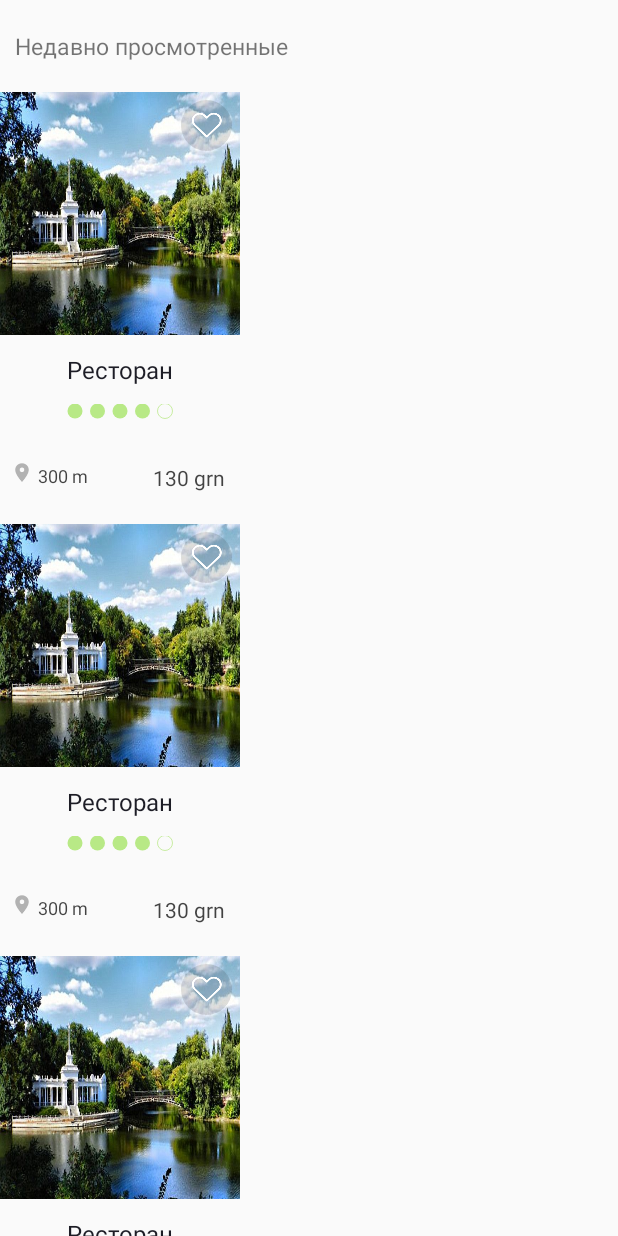
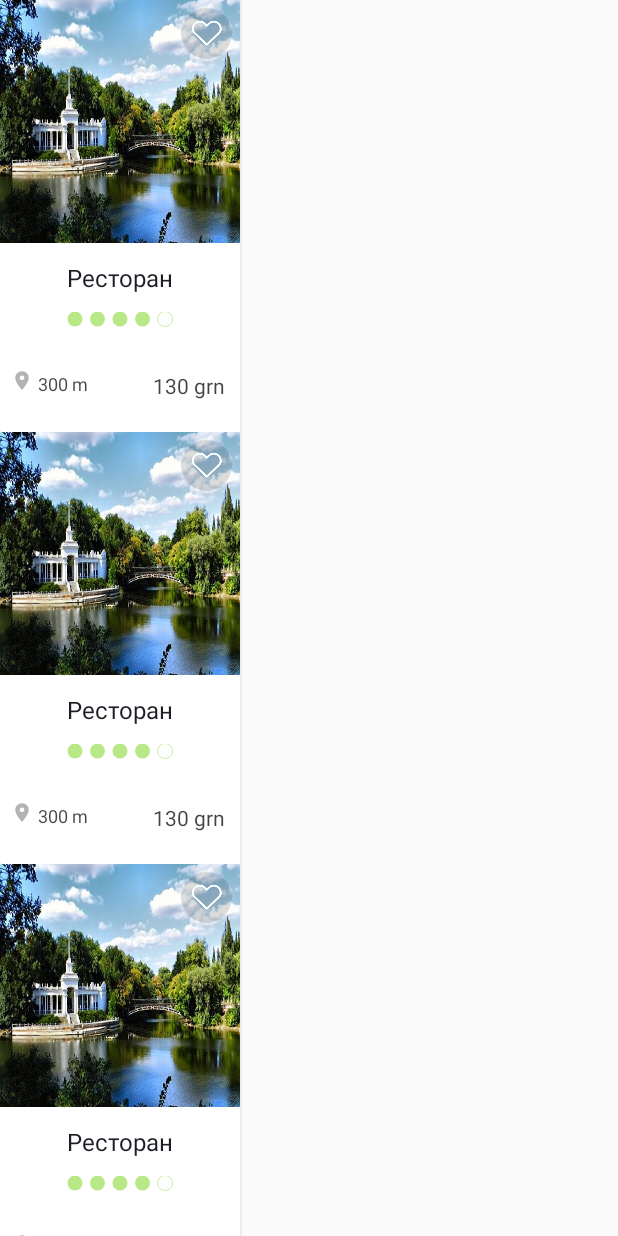
Before and after one commit to Vadim-Smirnov/carmen, an Android app: the layout fragment_company_list.xml on its own in the app's theme, with its tools: preview values and no code run, on a phone screen of 412 x 824 dp. Run offline under Robolectric (Android 15) with nearby library versions, the phone set to English and light mode, and no system bars.

Commit message:
updated companies list

```diff
--- a/app/build.gradle
+++ b/app/build.gradle
@@ -67,6 +67,7 @@ dependencies {
     })
     compile 'com.android.support:appcompat-v7:25.1.0'
     compile 'com.android.support:design:25.1.0'
+    compile 'com.android.support:cardview-v7:25.1.0'
     compile 'com.android.support:support-v13:25.1.0'
     compile 'com.android.support:support-v4:25.1.0'
     compile 'com.android.support.constraint:constraint-layout:1.0.0-beta4'
--- a/app/src/main/java/net/ginteam/carmen/view/activity/MainActivity.java
+++ b/app/src/main/java/net/ginteam/carmen/view/activity/MainActivity.java
@@ -21,12 +21,16 @@ public class MainActivity extends NavigationViewActivity implements CategoryList
         super.setContentView(R.layout.activity_main);
 
         Toast.makeText(this, R.string.test, Toast.LENGTH_SHORT).show();
-        prepareFragment(MainFragment.newInstance());
+        prepareFragment(MainFragment.newInstance(), false);
     }
 
     @Override
     public void onCategorySelected(CategoryModel category) {
         Toast.makeText(this, category.getName(), Toast.LENGTH_SHORT).show();
+        prepareFragment(CompanyListFragment.newInstance(
+                CompanyListFragment.COMPANY_LIST_TYPE.BY_CATEGORY, category.getId()),
+                true
+        );
     }
 
     @Override
--- a/app/src/main/java/net/ginteam/carmen/view/adapter/company/CompanyRecyclerListItemDecorator.java
+++ b/app/src/main/java/net/ginteam/carmen/view/adapter/company/CompanyRecyclerListHorizontalItemDecorator.java
@@ -10,11 +10,11 @@ import android.view.View;
  * Created by Eugene on 12/29/16.
  */
 
-public class CompanyRecyclerListItemDecorator extends RecyclerView.ItemDecoration {
+public class CompanyRecyclerListHorizontalItemDecorator extends RecyclerView.ItemDecoration {
 
     private int mItemSpacing;
 
-    public CompanyRecyclerListItemDecorator(Context context, @DimenRes int itemSpacing) {
+    public CompanyRecyclerListHorizontalItemDecorator(Context context, @DimenRes int itemSpacing) {
         mItemSpacing = context.getResources().getDimensionPixelOffset(itemSpacing);
     }
 
@@ -26,8 +26,6 @@ public class CompanyRecyclerListItemDecorator extends RecyclerView.ItemDecoratio
         if (currentItemPosition == state.getItemCount() - 1) {
             outRect.right = mItemSpacing;
         }
-        outRect.bottom = mItemSpacing;
-        outRect.top = mItemSpacing;
         outRect.left = mItemSpacing;
     }
 }
--- a/app/src/main/res/layout/fragment_company_list.xml
+++ b/app/src/main/res/layout/fragment_company_list.xml
@@ -12,14 +12,15 @@
         android:orientation="vertical">
 
         <TextView
+            android:id="@+id/text_view_company_list_title"
             fontPath="@string/open_sans_semibold_font"
             android:layout_width="match_parent"
             android:layout_height="wrap_content"
-            android:layout_marginBottom="@dimen/company_list_fragment_title_vertical_margin"
             android:layout_marginStart="@dimen/company_list_fragment_horizontal_margin"
             android:layout_marginTop="@dimen/company_list_fragment_title_vertical_margin"
-            android:text="@string/recently_watched_companies"
-            android:textSize="@dimen/company_list_fragment_title_text_size"/>
+            android:layout_marginBottom="@dimen/company_list_fragment_title_vertical_margin"
+            android:textSize="@dimen/company_list_fragment_title_text_size"
+            android:visibility="gone"/>
 
         <android.support.v7.widget.RecyclerView
             android:id="@+id/recycler_view_companies"
--- a/app/src/main/res/layout/list_item_company_vertical.xml
+++ b/app/src/main/res/layout/list_item_company_vertical.xml
@@ -1,11 +1,16 @@
 <?xml version="1.0" encoding="utf-8"?>
-<android.support.constraint.ConstraintLayout
+<android.support.v7.widget.CardView
     xmlns:android="http://schemas.android.com/apk/res/android"
     xmlns:app="http://schemas.android.com/apk/res-auto"
     xmlns:tools="http://schemas.android.com/tools"
     android:layout_width="@dimen/company_item_width"
     android:layout_height="@dimen/company_item_height"
+    app:cardCornerRadius="1dp"
     tools:ignore="missingPrefix">
+
+    <android.support.constraint.ConstraintLayout
+        android:layout_width="match_parent"
+        android:layout_height="match_parent">
 
         <ImageView
             android:id="@+id/image_view_company_photo"
@@ -106,3 +111,5 @@
             android:visibility="gone"/>
 
     </android.support.constraint.ConstraintLayout>
+
+</android.support.v7.widget.CardView>
--- a/app/src/main/res/values/strings.xml
+++ b/app/src/main/res/values/strings.xml
@@ -45,7 +45,10 @@
     <string name="choose_city_string">Выберите Ваш город: </string>
 
     <!-- Company -->
-    <string name="recently_watched_companies">Недавно просмотренные</string>
+    <string-array name="company_list_titles">
+        <item>Недавно просмотренные</item>
+        <item>Популярные</item>
+    </string-array>
 
     <!-- Navigation view -->
     <string name="navigation_drawer_open">Open</string>
```
Also changed, not shown: app/src/main/java/net/ginteam/carmen/view/activity/NavigationViewActivity.java (+9 -1 lines), app/src/main/java/net/ginteam/carmen/view/adapter/company/CompanyRecyclerListVerticalItemDecorator.java (added, +34 -0 lines), app/src/main/java/net/ginteam/carmen/view/adapter/company/CompanyRecyclerManagerFactory.java (+18 -0 lines), app/src/main/java/net/ginteam/carmen/view/fragment/company/CompanyListFragment.java (+9 -2 lines), app/src/main/res/layout/list_item_company_horizontal.xml (+10 -3 lines). Lines whose indentation alone changed are shown as unchanged.
